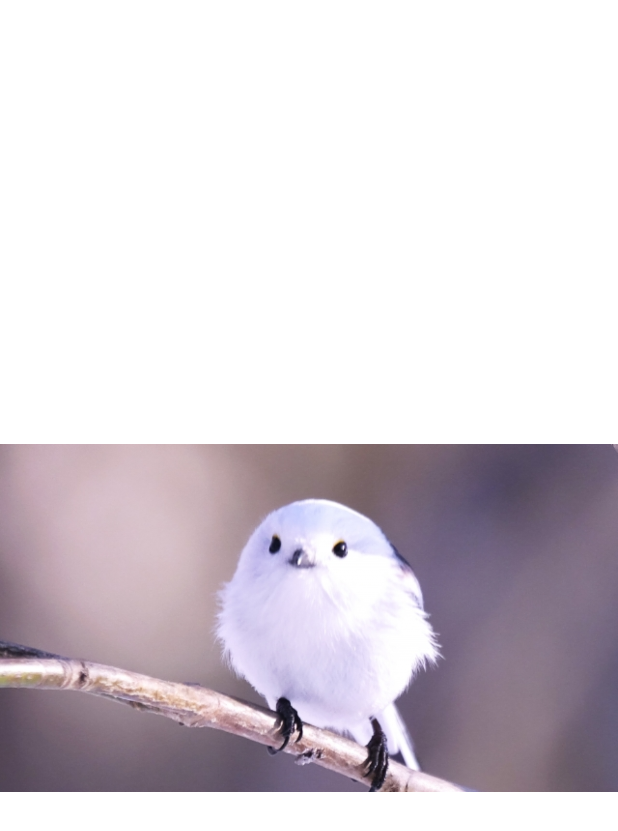
After one commit to usuiat/ComposeSamples, an Android app built with Jetpack Compose: the composable ZoomImageSample shown on its own in the app's theme, on a phone screen of 412 x 824 dp. The commit adds this screen. Shown: the top 831 px of the screen. Run offline under Robolectric (Android 15) with nearby library versions, the phone set to English and light mode, and no system bars; 4 statements that could not run were skipped.

Commit message:
画像をズームする（その１）
シンプルなズーム。

```diff
--- a/app/src/main/java/net/engawapg/app/composesamples/MainActivity.kt
+++ b/app/src/main/java/net/engawapg/app/composesamples/MainActivity.kt
@@ -76,6 +76,11 @@ data class Sample(
             titleResource = R.string.title_create_remember_function,
             content = { MyRememberFunctionSample() },
         )
+        val ZoomImage = Sample(
+            route = "zoomImage",
+            titleResource = R.string.title_zoom_image,
+            content = { ZoomImageSample() },
+        )
     }
 }
 
@@ -89,6 +94,7 @@ val sampleList = listOf(
     Sample.FullScreen,
     Sample.NoRippleEffect,
     Sample.CreateRememberFunction,
+    Sample.ZoomImage,
 )
 
 class MainActivity : ComponentActivity() {
--- /dev/null
+++ b/app/src/main/java/net/engawapg/app/composesamples/ZoomImageSample.kt
@@ -0,0 +1,101 @@
+package net.engawapg.app.composesamples
+
+import androidx.compose.foundation.Image
+import androidx.compose.foundation.gestures.detectTransformGestures
+import androidx.compose.foundation.layout.fillMaxSize
+import androidx.compose.runtime.*
+import androidx.compose.ui.Modifier
+import androidx.compose.ui.geometry.Offset
+import androidx.compose.ui.geometry.Size
+import androidx.compose.ui.graphics.graphicsLayer
+import androidx.compose.ui.input.pointer.pointerInput
+import androidx.compose.ui.layout.ContentScale
+import androidx.compose.ui.layout.onSizeChanged
+import androidx.compose.ui.res.painterResource
+import androidx.compose.ui.unit.toSize
+import java.lang.Float.max
+
+@Stable
+class ZoomState(private val maxScale: Float) {
+    private var _scale = mutableStateOf(1f)
+    val scale: Float
+        get() = _scale.value
+
+    private var _offsetX = mutableStateOf(0f)
+    val offsetX: Float
+        get() = _offsetX.value
+
+    private var _offsetY = mutableStateOf(0f)
+    val offsetY: Float
+        get() = _offsetY.value
+
+    private var layoutSize = Size.Zero
+    fun setLayoutSize(size: Size) {
+        layoutSize = size
+        updateFitImageSize()
+    }
+
+    private var imageSize = Size.Zero
+    fun setImageSize(size: Size) {
+        imageSize = size
+        updateFitImageSize()
+    }
+
+    private var fitImageSize = Size.Zero
+    private fun updateFitImageSize() {
+        if ((imageSize == Size.Zero) || (layoutSize == Size.Zero)) {
+            fitImageSize = Size.Zero
+            return
+        }
+
+        val imageAspectRatio = imageSize.width / imageSize.height
+        val layoutAspectRatio = layoutSize.width / layoutSize.height
+
+        fitImageSize = if (imageAspectRatio > layoutAspectRatio) {
+            imageSize * (layoutSize.width / imageSize.width)
+        } else {
+            imageSize * (layoutSize.height / imageSize.height)
+        }
+    }
+
+    fun applyGesture(pan: Offset, zoom: Float) {
+        _scale.value = (_scale.value * zoom).coerceIn(1f, maxScale)
+
+        val boundX = max((fitImageSize.width * _scale.value - layoutSize.width), 0f) / 2f
+        _offsetX.value = (_offsetX.value + pan.x).coerceIn(-boundX, boundX)
+
+        val boundY = max((fitImageSize.height * _scale.value - layoutSize.height), 0f) / 2f
+        _offsetY.value = (_offsetY.value + pan.y).coerceIn(-boundY, boundY)
+    }
+}
+
+@Composable
+fun rememberZoomState(maxScale: Float) = remember { ZoomState(maxScale) }
+
+@Composable
+fun ZoomImageSample() {
+    val painter = painterResource(id = R.drawable.bird)
+    val zoomState = rememberZoomState(maxScale = 5f)
+    zoomState.setImageSize(painter.intrinsicSize)
+    Image(
+        painter = painter,
+        contentDescription = "Zoomable bird image",
+        contentScale = ContentScale.Fit,
+        modifier = Modifier
+            .fillMaxSize()
+            .onSizeChanged { size ->
+                zoomState.setLayoutSize(size.toSize())
+            }
+            .pointerInput(Unit) {
+                detectTransformGestures { _, pan, zoom, _ ->
+                    zoomState.applyGesture(pan = pan, zoom = zoom)
+                }
+            }
+            .graphicsLayer {
+                scaleX = zoomState.scale
+                scaleY = zoomState.scale
+                translationX = zoomState.offsetX
+                translationY = zoomState.offsetY
+            }
+    )
+}
--- a/app/src/main/res/values/strings.xml
+++ b/app/src/main/res/values/strings.xml
@@ -9,4 +9,5 @@
     <string name="title_status_bar_color">Change the StatusBar color</string>
     <string name="title_no_ripple_effect">Disable onClick ripple effect</string>
     <string name="title_create_remember_function">Create Remember Function</string>
+    <string name="title_zoom_image">Zoom image</string>
 </resources>
```
Also changed, not shown: app/src/main/res/drawable/bird.jpg (added), 1 other file.
